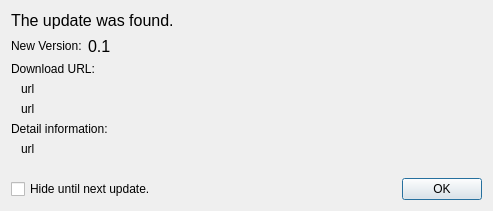
Qt form updateinfodialog.ui (ioriayane/KanmusuMemory) before a commit.
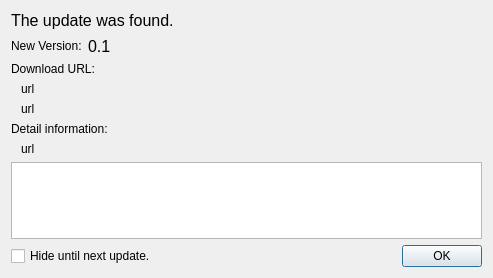
The same form after that commit. Icons and pictures are not drawn.

The edit to the form file:
```diff
--- a/updateinfodialog.ui
+++ b/updateinfodialog.ui
@@ -7,7 +7,7 @@
     <x>0</x>
     <y>0</y>
     <width>493</width>
-    <height>211</height>
+    <height>278</height>
    </rect>
   </property>
   <property name="windowTitle">
@@ -129,17 +129,14 @@
     </widget>
    </item>
    <item>
-    <spacer name="verticalSpacer">
-     <property name="orientation">
-      <enum>Qt::Vertical</enum>
+    <widget class="QPlainTextEdit" name="messageTextEdit">
+     <property name="readOnly">
+      <bool>true</bool>
      </property>
-     <property name="sizeHint" stdset="0">
-      <size>
-       <width>20</width>
-       <height>40</height>
-      </size>
+     <property name="backgroundVisible">
+      <bool>false</bool>
      </property>
-    </spacer>
+    </widget>
    </item>
    <item>
     <layout class="QHBoxLayout" name="horizontalLayout_2">
```
